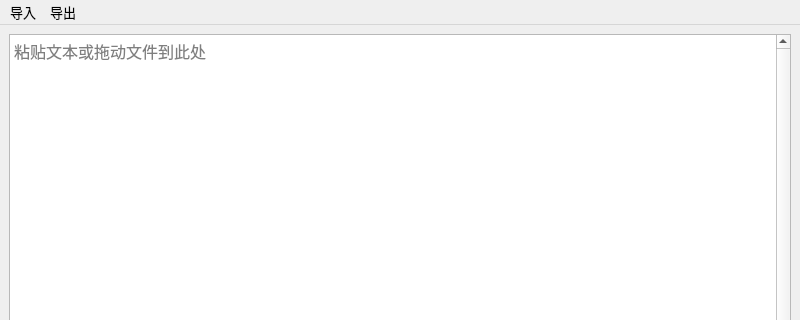
Qt form mainwindow.ui (ranhengzhang/c-ttml-trans-tool) before a commit; both pictures show x 0 to 800 and y 0 to 320 of the 800 by 600 pixel window.
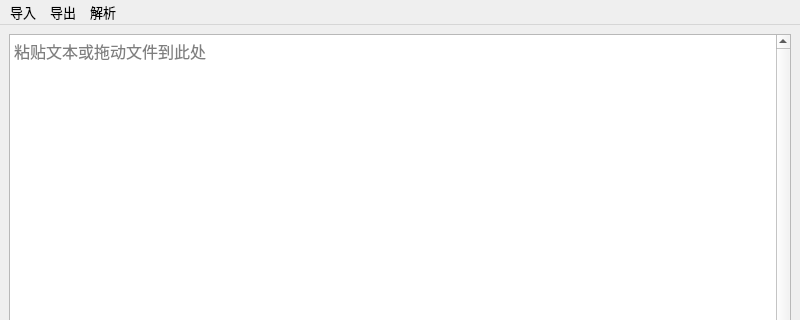
The same form after that commit. Custom widgets are drawn as their Qt base class.

Patch:
```diff
--- a/mainwindow.ui
+++ b/mainwindow.ui
@@ -102,8 +102,17 @@
     <addaction name="toYRC"/>
     <addaction name="toTXT"/>
    </widget>
+   <widget class="QMenu" name="menu">
+    <property name="title">
+     <string>解析</string>
+    </property>
+    <addaction name="fromLYS"/>
+    <addaction name="fromQRC"/>
+    <addaction name="fromYRC"/>
+   </widget>
    <addaction name="menu_input"/>
    <addaction name="menu_output"/>
+   <addaction name="menu"/>
   </widget>
   <widget class="QStatusBar" name="statusbar"/>
   <action name="fromFile">
```
Left out of the diff: 15 changed lines with no effect on the pictures.
